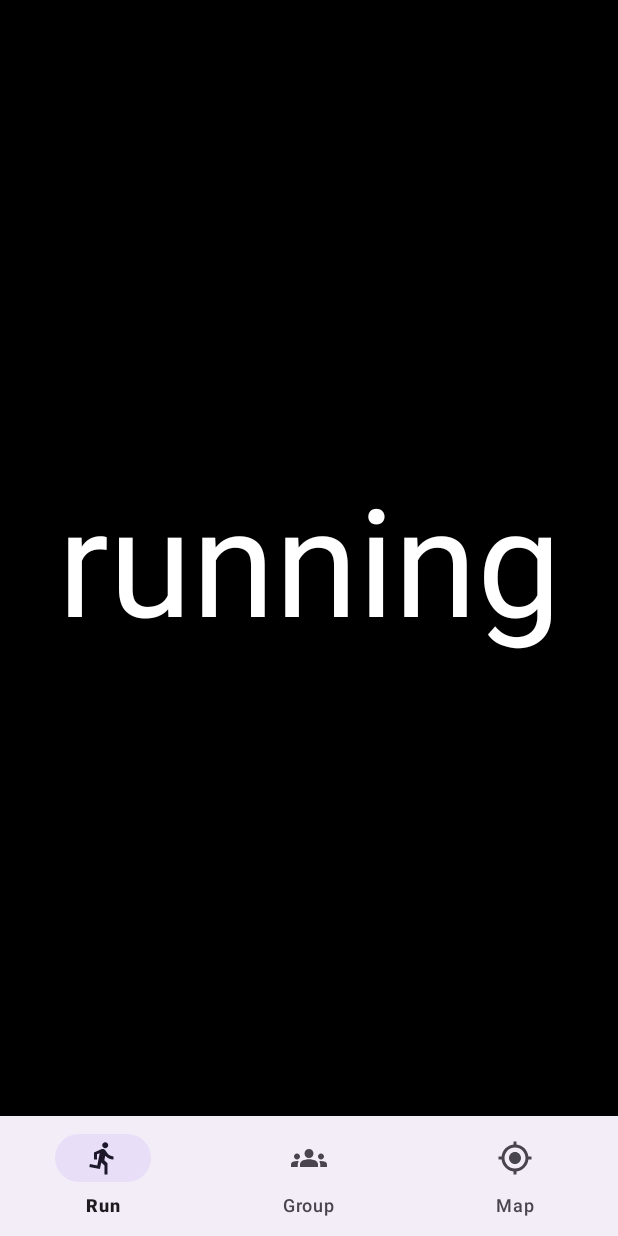
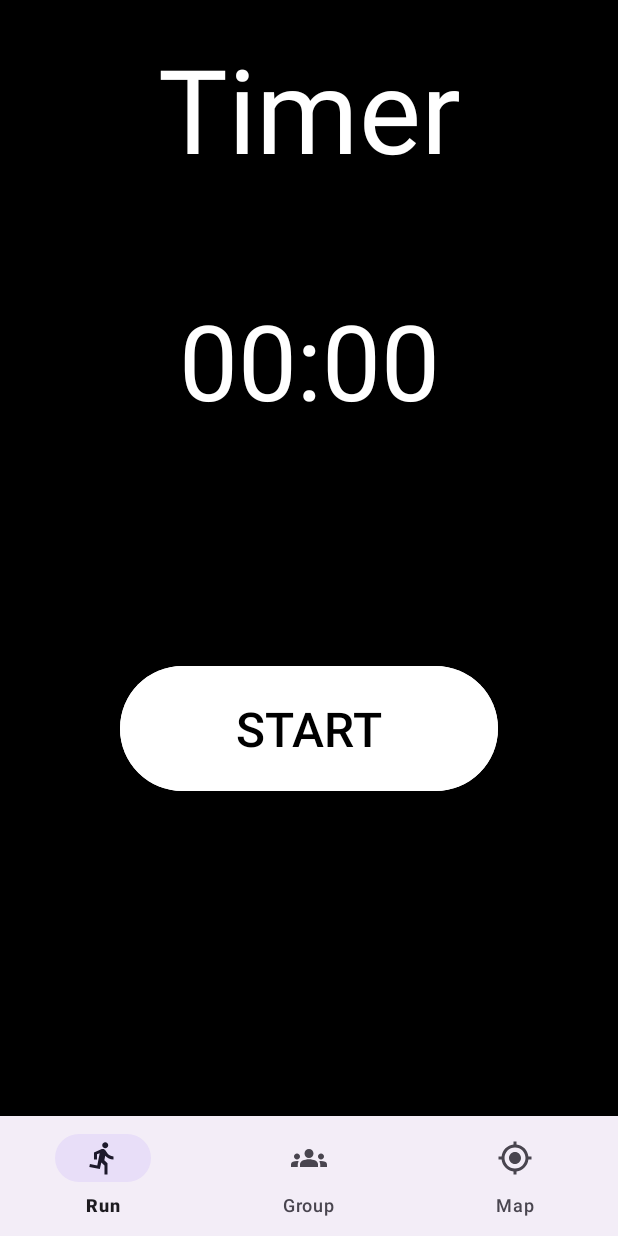
Before and after one commit to Abdulrahman-Albeladi/cmsc436groupproject, an Android app: the screen it shows after launch (MainActivity), on a phone screen of 412 x 824 dp. Run offline under Robolectric (Android 15) with nearby library versions, the phone set to English and light mode, and no system bars; 3 statements that could not run were skipped.

Commit message:
Add basic Running Timer

```diff
--- a/app/build.gradle.kts
+++ b/app/build.gradle.kts
@@ -41,7 +41,7 @@ android {
 }
 
 dependencies {
-
+    implementation("androidx.appsearch:appsearch-builtin-types:1.1.0-alpha03")
     implementation(libs.androidx.core.ktx)
     implementation(libs.androidx.appcompat)
     implementation(libs.material)
--- a/app/src/main/java/com/example/testlayout/RunFragment.kt
+++ b/app/src/main/java/com/example/testlayout/RunFragment.kt
@@ -1,10 +1,13 @@
 package com.example.testlayout
 
 import android.os.Bundle
+import android.os.SystemClock
 import androidx.fragment.app.Fragment
 import android.view.LayoutInflater
 import android.view.View
 import android.view.ViewGroup
+import android.widget.Button
+import android.widget.Chronometer
 
 // TODO: Rename parameter arguments, choose names that match
 // the fragment initialization parameters, e.g. ARG_ITEM_NUMBER
@@ -21,6 +24,9 @@ class RunFragment : Fragment() {
     private var param1: String? = null
     private var param2: String? = null
 
+    private lateinit var stopwatch : Chronometer
+    private lateinit var startStop : Button
+
     override fun onCreate(savedInstanceState: Bundle?) {
         super.onCreate(savedInstanceState)
         arguments?.let {
@@ -36,6 +42,30 @@ class RunFragment : Fragment() {
         // Inflate the layout for this fragment
         return inflater.inflate(R.layout.fragment_run, container, false)
     }
+
+    override fun onViewCreated(view: View, savedInstanceState: Bundle?) {
+        super.onViewCreated(view, savedInstanceState)
+        startStop = requireView().findViewById(R.id.run_start_stop_button)
+        stopwatch = requireView().findViewById(R.id.run_stopwatch)
+        startStop.setOnClickListener {
+            if (startStop.text == "START") {
+                resetChrono()
+                stopwatch.start()
+                startStop.text = "STOP"
+            } else if (startStop.text == "STOP") {
+                stopwatch.stop()
+                startStop.text = "START"
+            }
+        }
+    }
+
+    fun resetChrono( ) {
+        var chronoText : String = stopwatch.text.toString( )
+        var idleMilliseconds : Long = ClockUtility.milliseconds(
+            chronoText )
+        stopwatch.base = SystemClock.elapsedRealtime() - idleMilliseconds
+    }
+
 
     companion object {
         /**
--- a/app/src/main/res/layout/fragment_run.xml
+++ b/app/src/main/res/layout/fragment_run.xml
@@ -6,14 +6,44 @@
     android:background="@color/black"
     tools:context=".RunFragment">
 
-    <!-- TODO: Update blank fragment layout -->
-    <TextView
+    <RelativeLayout
+        android:id="@+id/run_rel_layout"
         android:layout_width="match_parent"
-        android:layout_height="match_parent"
-        android:textColor="@color/white"
-        android:text="running"
-        android:textSize="100dp"
-        android:gravity="center"
-        />
+        android:layout_height="match_parent">
+
+        <TextView
+            android:id="@+id/run_header"
+            android:layout_width="match_parent"
+            android:layout_height="100sp"
+            android:layout_marginVertical="20dp"
+            android:gravity="center"
+            android:text="Timer"
+            android:textColor="@color/white"
+            android:textSize="78sp" />
+
+        <Chronometer
+            android:id="@+id/run_stopwatch"
+            android:layout_width="match_parent"
+            android:layout_height="200dp"
+            android:layout_below="@+id/run_header"
+            android:layout_marginHorizontal="50sp"
+            android:gravity="center"
+            android:textColor="@color/white"
+            android:textSize="70sp" />
+
+        <Button
+            android:id="@+id/run_start_stop_button"
+            android:layout_width="match_parent"
+            android:layout_height="wrap_content"
+            android:layout_marginHorizontal="80dp"
+            android:layout_marginVertical="100sp"
+            android:layout_below="@+id/run_stopwatch"
+            android:padding="20sp"
+            android:text="START"
+            android:textSize="32sp"
+            android:textColor="@color/black"
+            android:backgroundTint="@color/white" />
+    </RelativeLayout>
+
 
 </FrameLayout>
```
Also changed, not shown: app/src/main/java/com/example/testlayout/ClockUtility.kt (added, +32 -0 lines).
